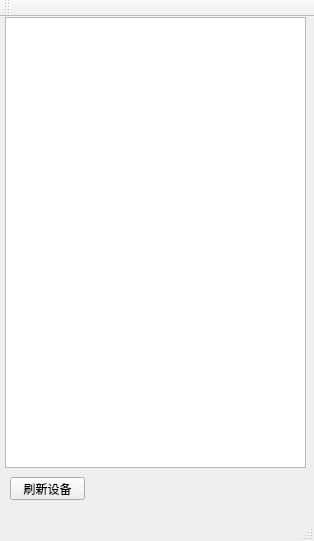
First picture: the form in src/formCameraWindow/formcamwindow.ui, repository guanglun/GLMocap, before the edit.
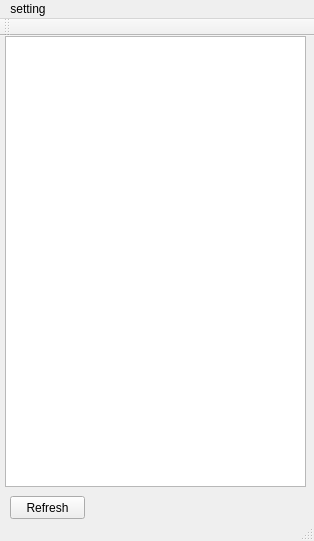
Second picture: the form after the edit.

What changed in the file:
```diff
--- a/src/formCameraWindow/formcamwindow.ui
+++ b/src/formCameraWindow/formcamwindow.ui
@@ -46,7 +46,7 @@
      </rect>
     </property>
     <property name="text">
-     <string>刷新设备</string>
+     <string>Refresh</string>
     </property>
    </widget>
   </widget>
@@ -59,6 +59,13 @@
      <height>23</height>
     </rect>
    </property>
+   <widget class="QMenu" name="menu">
+    <property name="title">
+     <string>setting</string>
+    </property>
+    <addaction name="actionImg_save_path"/>
+   </widget>
+   <addaction name="menu"/>
   </widget>
   <widget class="QToolBar" name="mainToolBar">
    <attribute name="toolBarArea">
```
Left out of the diff: 5 changed lines with no effect on the pictures.
